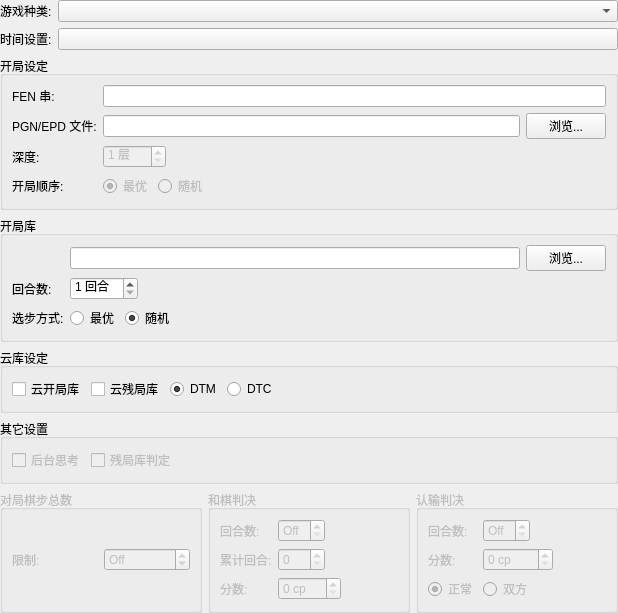
The window that projects/gui/ui/gamesettingswidget.ui (leedavid/GGguiX) describes before a commit, drawn with Qt 5.
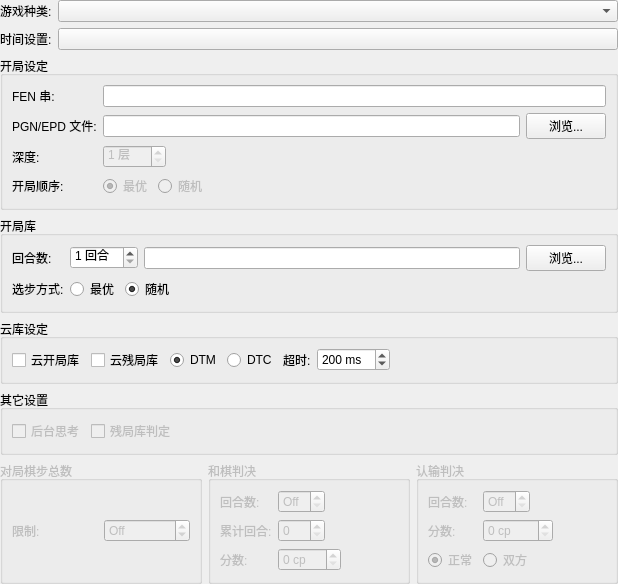
The same window after the commit.

```diff
--- a/projects/gui/ui/gamesettingswidget.ui
+++ b/projects/gui/ui/gamesettingswidget.ui
@@ -215,6 +215,19 @@
       </property>
       <item row="0" column="1">
        <layout class="QHBoxLayout" name="horizontalLayout_4">
+        <item>
+         <widget class="QSpinBox" name="m_polyglotDepthSpin">
+          <property name="enabled">
+           <bool>true</bool>
+          </property>
+          <property name="suffix">
+           <string> 回合</string>
+          </property>
+          <property name="minimum">
+           <number>1</number>
+          </property>
+         </widget>
+        </item>
         <item>
          <widget class="QLineEdit" name="m_polyglotFileEdit"/>
         </item>
@@ -227,32 +240,6 @@
         </item>
        </layout>
       </item>
-      <item row="1" column="0">
-       <widget class="QLabel" name="m_polyglotDepthLabel">
-        <property name="enabled">
-         <bool>true</bool>
-        </property>
-        <property name="text">
-         <string>回合数:</string>
-        </property>
-        <property name="buddy">
-         <cstring>m_polyglotDepthSpin</cstring>
-        </property>
-       </widget>
-      </item>
-      <item row="1" column="1">
-       <widget class="QSpinBox" name="m_polyglotDepthSpin">
-        <property name="enabled">
-         <bool>true</bool>
-        </property>
-        <property name="suffix">
-         <string> 回合</string>
-        </property>
-        <property name="minimum">
-         <number>1</number>
-        </property>
-       </widget>
-      </item>
       <item row="3" column="0">
        <widget class="QLabel" name="m_polyglotAccessMode">
         <property name="enabled">
@@ -312,6 +299,19 @@
         </item>
        </layout>
       </item>
+      <item row="0" column="0">
+       <widget class="QLabel" name="m_polyglotDepthLabel">
+        <property name="enabled">
+         <bool>true</bool>
+        </property>
+        <property name="text">
+         <string>回合数:</string>
+        </property>
+        <property name="buddy">
+         <cstring>m_polyglotDepthSpin</cstring>
+        </property>
+       </widget>
+      </item>
      </layout>
     </widget>
    </item>
@@ -357,6 +357,35 @@
           </property>
          </widget>
         </item>
+        <item>
+         <widget class="QLabel" name="label">
+          <property name="text">
+           <string>超时:</string>
+          </property>
+         </widget>
+        </item>
+        <item>
+         <widget class="QSpinBox" name="spinBoxYunTimeLimit">
+          <property name="toolTip">
+           <string>云库查询超时设置</string>
+          </property>
+          <property name="suffix">
+           <string> ms</string>
+          </property>
+          <property name="minimum">
+           <number>50</number>
+          </property>
+          <property name="maximum">
+           <number>1000</number>
+          </property>
+          <property name="singleStep">
+           <number>10</number>
+          </property>
+          <property name="value">
+           <number>200</number>
+          </property>
+         </widget>
+        </item>
         <item>
          <spacer name="horizontalSpacer_3">
           <property name="orientation">
```
